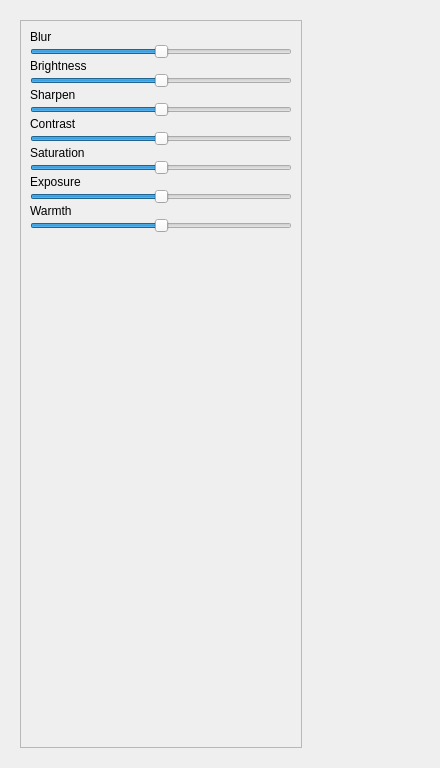
Above: ui_files/adjust-widget.ui from abeshahsan/Photo-Wizard before the change. Below: the same form after it.
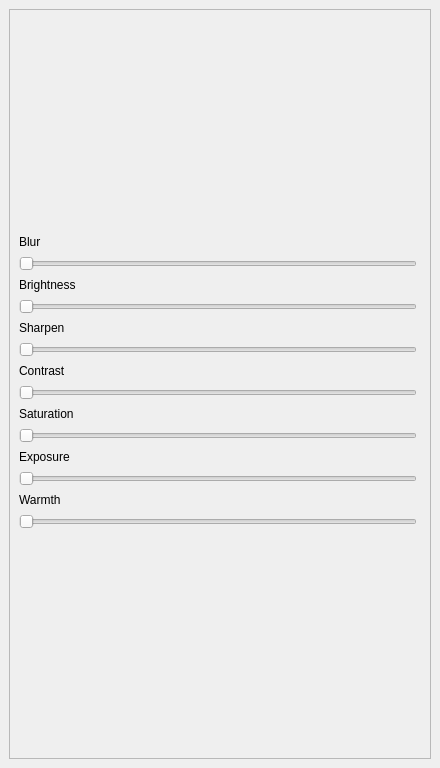
That is the form after the change.

Commit message: negatve brightness

Diff of the .ui file:
```diff
--- a/ui_files/adjust-widget.ui
+++ b/ui_files/adjust-widget.ui
@@ -26,28 +26,31 @@
    <bool>false</bool>
   </property>
   <layout class="QVBoxLayout" name="verticalLayout">
+   <property name="spacing">
+    <number>12</number>
+   </property>
+   <property name="leftMargin">
+    <number>0</number>
+   </property>
+   <property name="topMargin">
+    <number>0</number>
+   </property>
+   <property name="rightMargin">
+    <number>0</number>
+   </property>
+   <property name="bottomMargin">
+    <number>0</number>
+   </property>
    <item>
     <widget class="QWidget" name="main_widget" native="true">
-     <property name="maximumSize">
-      <size>
-       <width>300</width>
-       <height>16777215</height>
-      </size>
-     </property>
      <layout class="QVBoxLayout" name="verticalLayout_2">
       <item>
        <widget class="QScrollArea" name="scrollArea">
-        <property name="maximumSize">
-         <size>
-          <width>300</width>
-          <height>16777215</height>
-         </size>
-        </property>
         <property name="verticalScrollBarPolicy">
          <enum>Qt::ScrollBarAsNeeded</enum>
         </property>
         <property name="widgetResizable">
-         <bool>true</bool>
+         <bool>false</bool>
         </property>
         <property name="alignment">
          <set>Qt::AlignLeading|Qt::AlignLeft|Qt::AlignTop</set>
@@ -57,20 +60,27 @@
           <rect>
            <x>0</x>
            <y>0</y>
-           <width>280</width>
-           <height>730</height>
+           <width>416</width>
+           <height>744</height>
           </rect>
          </property>
-         <property name="maximumSize">
-          <size>
-           <width>300</width>
-           <height>16777215</height>
-          </size>
-         </property>
          <layout class="QVBoxLayout" name="verticalLayout_3">
           <property name="spacing">
-           <number>0</number>
+           <number>7</number>
           </property>
+          <item>
+           <spacer name="verticalSpacer_2">
+            <property name="orientation">
+             <enum>Qt::Vertical</enum>
+            </property>
+            <property name="sizeHint" stdset="0">
+             <size>
+              <width>20</width>
+              <height>40</height>
+             </size>
+            </property>
+           </spacer>
+          </item>
           <item>
            <widget class="QLabel" name="blur_label">
             <property name="text">
@@ -90,7 +100,7 @@
              <number>10</number>
             </property>
             <property name="value">
-             <number>0</number>
+             <number>-2000</number>
             </property>
             <property name="orientation">
              <enum>Qt::Horizontal</enum>
@@ -116,7 +126,7 @@
              <number>10</number>
             </property>
             <property name="value">
-             <number>0</number>
+             <number>-2000</number>
             </property>
             <property name="orientation">
              <enum>Qt::Horizontal</enum>
@@ -142,7 +152,7 @@
              <number>10</number>
             </property>
             <property name="value">
-             <number>0</number>
+             <number>-2000</number>
             </property>
             <property name="orientation">
              <enum>Qt::Horizontal</enum>
@@ -164,8 +174,11 @@
             <property name="maximum">
              <number>2000</number>
             </property>
+            <property name="pageStep">
+             <number>10</number>
+            </property>
             <property name="value">
-             <number>0</number>
+             <number>-2000</number>
             </property>
             <property name="orientation">
              <enum>Qt::Horizontal</enum>
@@ -187,8 +200,11 @@
             <property name="maximum">
              <number>2000</number>
             </property>
+            <property name="pageStep">
+             <number>10</number>
+            </property>
             <property name="value">
-             <number>0</number>
+             <number>-2000</number>
             </property>
             <property name="tracking">
              <bool>true</bool>
@@ -216,8 +232,11 @@
             <property name="singleStep">
              <number>1</number>
             </property>
+            <property name="pageStep">
+             <number>10</number>
+            </property>
             <property name="value">
-             <number>0</number>
+             <number>-2000</number>
             </property>
             <property name="orientation">
              <enum>Qt::Horizontal</enum>
@@ -243,10 +262,10 @@
              <number>2000</number>
             </property>
             <property name="pageStep">
-             <number>0</number>
+             <number>10</number>
             </property>
             <property name="value">
-             <number>0</number>
+             <number>-2000</number>
             </property>
             <property name="orientation">
              <enum>Qt::Horizontal</enum>
@@ -254,23 +273,17 @@
            </widget>
           </item>
           <item>
-           <widget class="QListWidget" name="listWidget">
-            <property name="enabled">
-             <bool>false</bool>
+           <spacer name="verticalSpacer">
+            <property name="orientation">
+             <enum>Qt::Vertical</enum>
             </property>
-            <property name="autoFillBackground">
-             <bool>false</bool>
+            <property name="sizeHint" stdset="0">
+             <size>
+              <width>20</width>
+              <height>40</height>
+             </size>
             </property>
-            <property name="frameShape">
-             <enum>QFrame::NoFrame</enum>
-            </property>
-            <property name="frameShadow">
-             <enum>QFrame::Plain</enum>
-            </property>
-            <property name="lineWidth">
-             <number>0</number>
-            </property>
-           </widget>
+           </spacer>
           </item>
          </layout>
         </widget>
```
Left out of the diff: 3 changed lines with no effect on the pictures. The commit also changes 2 other files.
